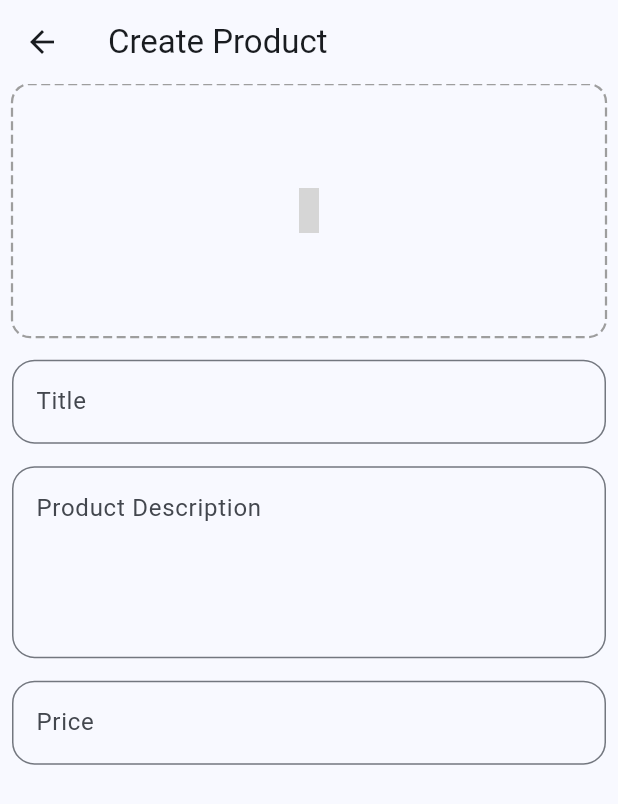
After one commit to MujahidAmin1/shopify, a Flutter app: the screen it shows once a user with an empty profile is signed in, after a tap on "Nav", on a phone screen of 412 x 824 dp. The commit adds this screen. Shown: the top 804 px of the screen. Run offline on Flutter 3.47's test engine with Material 3 defaults, Android fonts, the phone set to English and light mode, and no system bars; drawn by our look-alikes of dotted_border; our stand-ins replace cloud_firestore, firebase_auth, firebase_core, flutter_spinkit, google_sign_in, iconsax_flutter and 1 more; accounts and stored records are empty; grey boxes are pictures that could not be loaded.

Commit message:
product screen created

```diff
--- /dev/null
+++ b/lib/utils/navigate.dart
@@ -0,0 +1,22 @@
+import 'package:flutter/material.dart';
+
+extension NavExtension on BuildContext {
+   Future<T?> push<T>(Widget page) {
+    return Navigator.push<T>(
+      this,
+      MaterialPageRoute(builder: (_) => page),
+    );
+  }
+
+  void pop<T extends Object?>([T? result]) {
+    Navigator.pop(this, result);
+  }
+
+  Future<T?> pushReplacement<T, TO>(Widget page) {
+    return Navigator.pushReplacement<T, TO>(
+      this,
+      MaterialPageRoute(builder: (_) => page),
+    );
+  }
+
+}
--- /dev/null
+++ b/lib/views/screens/create_product.dart
@@ -0,0 +1,223 @@
+import 'dart:io';
+
+import 'package:dotted_border/dotted_border.dart';
+import 'package:flutter/material.dart';
+import 'package:iconsax_flutter/iconsax_flutter.dart';
+import 'package:image_picker/image_picker.dart';
+import '../widgets/imgBuildIconBtn.dart';
+
+class CreateProduct extends StatefulWidget {
+  const CreateProduct({super.key});
+
+  @override
+  State<CreateProduct> createState() => _CreateProductState();
+}
+
+class _CreateProductState extends State<CreateProduct> {
+  late TextEditingController titleController;
+  late TextEditingController descriptionController;
+  late TextEditingController priceController;
+  final List<File>? _selectedImages = [];
+  final ImagePicker picker = ImagePicker();
+
+  Future<void> pickImages(ImageSource source) async {
+    final List<XFile> selectedImages = await picker.pickMultiImage();
+
+    if (selectedImages.isNotEmpty) {
+      final remainingSlots = 4 - _selectedImages!.length;
+
+      final limitedNewImages = selectedImages.take(remainingSlots).toList();
+      final newFiles =
+          limitedNewImages.map((xfile) => File(xfile.path)).toList();
+
+      setState(() {
+        _selectedImages.addAll(newFiles);
+      });
+    }
+  }
+
+  void showImageSourceActionSheet(BuildContext context) {
+    showModalBottomSheet(
+      context: context,
+      shape: RoundedRectangleBorder(
+        borderRadius: BorderRadius.vertical(top: Radius.circular(16)),
+      ),
+      builder: (_) {
+        return Padding(
+          padding: const EdgeInsets.symmetric(vertical: 20),
+          child: Row(
+            mainAxisAlignment: MainAxisAlignment.spaceEvenly,
+            children: [
+              buildIconButton(
+                icon: Icons.camera_alt,
+                label: 'Camera',
+                onTap: () {
+                  Navigator.pop(context);
+                  pickImages(ImageSource.camera);
+                },
+              ),
+              buildIconButton(
+                icon: Icons.photo_library,
+                label: 'Gallery',
+                onTap: () {
+                  Navigator.pop(context);
+                  pickImages(ImageSource.gallery);
+                },
+              ),
+            ],
+          ),
+        );
+      },
+    );
+  }
+
+  @override
+  void initState() {
+    titleController = TextEditingController();
+    descriptionController = TextEditingController();
+    priceController = TextEditingController();
+    super.initState();
+  }
+
+  @override
+  Widget build(BuildContext context) {
+    var width = MediaQuery.of(context).size.width;
+    var height = MediaQuery.of(context).size.height;
+    return Scaffold(
+      appBar: AppBar(
+        title: Text("Create Product"),
+      ),
+      body: Padding(
+        padding: const EdgeInsets.symmetric(horizontal: 8),
+        child: Column(
+          spacing: 15,
+          children: [
+            _selectedImages!.isEmpty
+                ? Center(
+                    child: GestureDetector(
+                      onTap: () {
+                        showImageSourceActionSheet(context);
+                      },
+                      child: DottedBorder(
+                        color: Colors.grey, // border color
+                        strokeWidth: 1.5,
+                        dashPattern: [6, 3], // [dash length, space length]
+                        borderType: BorderType.RRect,
+                        radius: Radius.circular(12),
+                        child: Container(
+                            width: width,
+                            height: height * 0.2,
+                            alignment: Alignment.center,
+                            child: Center(
+                              child: Icon(
+                                Iconsax.document_upload,
+                                color: Colors.grey,
+                                size: 30,
+                              ),
+                            )),
+                      ),
+                    ),
+                  )
+                : Center(
+                    child: SingleChildScrollView(
+                      scrollDirection: Axis.horizontal,
+                      child: Row(
+                        spacing: 6,
+                        children: [
+                          ..._selectedImages.asMap().entries.map((entry) {
+                            var img = entry.value;
+                            int index = entry.key;
+                            return Stack(
+                              children: [
+                                Image.file(
+                                  img,
+                                  width: width,
+                                  height: 300,
+                                  fit: BoxFit.cover,
+                                  alignment: Alignment.center,
+                                  filterQuality: FilterQuality.high,
+                                ),
+                                Positioned(
+                                  top: 8,
+                                  right: 8,
+                                  child: GestureDetector(
+                                    onTap: () => setState(() {
+                                      _selectedImages.removeAt(index);
+                                    }),
+                                    child: Container(
+                                      decoration: BoxDecoration(
+                                        color: Colors.black54,
+                                        shape: BoxShape.circle,
+                                      ),
+                                      child: const Padding(
+                                        padding: EdgeInsets.all(4),
+                                        child: Icon(
+                                          Icons.close,
+                                          color: Colors.white,
+                                          size: 20,
+                                        ),
+                                      ),
+                                    ),
+                                  ),
+                                )
+                              ],
+                            );
+                          }),
+                        ],
+                      ),
+                    ),
+                  ),
+            TextField(
+              controller: titleController,
+              cursorColor: Color(0xff8E6CEF),
+              decoration: InputDecoration(
+                labelText: "Title",
+                focusColor: Color(0xff8E6CEF),
+                border: OutlineInputBorder(
+                  borderRadius: BorderRadius.circular(15),
+                ),
+                focusedBorder: OutlineInputBorder(
+                  borderRadius: BorderRadius.circular(15),
+                  borderSide: BorderSide(color: Color(0xff8E6CEF), width: 2),
+                ),
+              ),
+            ),
+            TextField(
+              controller: descriptionController,
+              cursorColor: Color(0xff8E6CEF),
+              maxLines: 4,
+              decoration: InputDecoration(
+                labelText: "Product Description",
+                alignLabelWithHint: true,
+                focusColor: Color(0xff8E6CEF),
+                border: OutlineInputBorder(
+                  borderRadius: BorderRadius.circular(15),
+                ),
+                focusedBorder: OutlineInputBorder(
+                  borderRadius: BorderRadius.circular(15),
+                  borderSide: BorderSide(color: Color(0xff8E6CEF), width: 2),
+                ),
+              ),
+            ),
+            TextField(
+              controller: priceController,
+              cursorColor: Color(0xff8E6CEF),
+              keyboardType: TextInputType.number,
+              decoration: InputDecoration(
+                labelText: "Price",
+                focusColor: Color(0xff8E6CEF),
+                border: OutlineInputBorder(
+                  borderRadius: BorderRadius.circular(15),
+                ),
+                focusedBorder: OutlineInputBorder(
+                  borderRadius: BorderRadius.circular(15),
+                  borderSide: BorderSide(color: Color(0xff8E6CEF), width: 2),
+                ),
+              ),
+            ),
+          ],
+        ),
+      ),
+    );
+  }
+}
--- a/lib/views/screens/home.dart
+++ b/lib/views/screens/home.dart
@@ -33,20 +33,24 @@ class _MyHomePageState extends State<MyHomePage> {
       bottomNavigationBar: NavigationBar(
         selectedIndex: btmNavBarProvider.selectedIndex,
         onDestinationSelected: btmNavBarProvider.changeIndex,
-        destinations: const [
+        destinations: [
           NavigationDestination(
+            selectedIcon: Icon(Iconsax.home_copy),
             icon: Icon(Iconsax.home),
             label: 'Home',
           ),
-          NavigationDestination(
+          const NavigationDestination(
+            selectedIcon: Icon(Iconsax.notification_copy),
             icon: Icon(Iconsax.notification),
             label: 'Notifications',
           ),
-          NavigationDestination(
+          const NavigationDestination(
+            selectedIcon: Icon(Iconsax.bookmark_copy),
             icon: Icon(Iconsax.bookmark),
             label: 'Orders',
           ),
-          NavigationDestination(
+          const NavigationDestination(
+            selectedIcon: Icon(Iconsax.profile_2user_copy),
             icon: Icon(Iconsax.profile_2user),
             label: 'Profile',
           ),
--- a/lib/views/screens/navbar_screens/firstscreen.dart
+++ b/lib/views/screens/navbar_screens/firstscreen.dart
@@ -1,5 +1,9 @@
 import 'package:flutter/material.dart';
-import 'package:flutter_spinkit/flutter_spinkit.dart';
+import 'package:iconsax_flutter/iconsax_flutter.dart';
+import 'package:shopify/models/product.dart';
+import 'package:shopify/utils/ktextStyle.dart';
+import 'package:shopify/utils/navigate.dart';
+import 'package:shopify/views/screens/create_product.dart';
 
 class Firstscreen extends StatefulWidget {
   const Firstscreen({super.key});
@@ -9,14 +13,57 @@ class Firstscreen extends StatefulWidget {
 }
 
 class _FirstscreenState extends State<Firstscreen> {
+  int _selectedIndex = 0;
   @override
   Widget build(BuildContext context) {
     return Scaffold(
       appBar: AppBar(
-        title: Text('Data'),
+        title: Text('Shopify'),
       ),
-      body: Center(
-        child: SpinKitSpinningLines(color: Colors.blue),
+      body: Padding(
+        padding: const EdgeInsets.symmetric(horizontal: 8),
+        child: Column(
+          crossAxisAlignment: CrossAxisAlignment.start,
+          spacing: 10,
+          children: [
+            TextField(
+              decoration: InputDecoration(
+                  prefixIcon: Icon(Iconsax.search_favorite),
+                  hintText: "search",
+                  border: OutlineInputBorder(
+                    borderRadius: BorderRadius.circular(25),
+                  )),
+            ),
+            Text("Categories", style: kTextStyle(size: 20, isBold: true)),
+            SingleChildScrollView(
+              scrollDirection: Axis.horizontal,
+              child: Row(
+                spacing: 8,
+                children: Category.values
+                    .map(
+                      (value) => ChoiceChip(
+                        showCheckmark: false,
+                        selectedColor: Color(0xff8E6CEF),
+                        label: Text("${value.name[0].toUpperCase()}${value.name.substring(1)}"),
+                        selected: _selectedIndex == value.index,
+                        onSelected: (bool selected) {
+                          setState(() {
+                            _selectedIndex =
+                                selected ? value.index : _selectedIndex;
+                          });
+                        },
+                      ),
+                    )
+                    .toList(),
+              ),
+            ),
+            const SizedBox(height: 10),
+            FilledButton(
+              onPressed: () => context.push(CreateProduct()),
+              child: Text("Nav"),
+            )
+          ],
+        ),
       ),
     );
   }
--- a/lib/views/screens/navbar_screens/profile.dart
+++ b/lib/views/screens/navbar_screens/profile.dart
@@ -11,12 +11,19 @@ class ProfileScreen extends StatelessWidget {
       appBar: AppBar(
         title: Text("Profile"),
       ),
-        body: Center(
-            child: FilledButton(
+      body: Column(
+        children: [
+          CircleAvatar(
+
+          ),
+          FilledButton(
             onPressed: () {
               context.read<Authprovider>().signOut(context);
             },
             child: Text("Signout"),
-        )));
+          ),
+        ],
+      ),
+    );
   }
 }
--- /dev/null
+++ b/lib/views/widgets/imgBuildIconBtn.dart
@@ -0,0 +1,23 @@
+import 'package:flutter/material.dart';
+
+Widget buildIconButton({
+  required IconData icon,
+  required String label,
+  required VoidCallback onTap,
+}) {
+  return GestureDetector(
+    onTap: onTap,
+    child: Column(
+      mainAxisSize: MainAxisSize.min,
+      children: [
+        CircleAvatar(
+          radius: 30,
+          backgroundColor: Colors.grey.shade200,
+          child: Icon(icon, size: 28, color: Colors.black87),
+        ),
+        SizedBox(height: 8),
+        Text(label),
+      ],
+    ),
+  );
+}
--- a/pubspec.yaml
+++ b/pubspec.yaml
@@ -30,6 +30,7 @@ environment:
 dependencies:
   cloud_firestore: ^5.6.7
   cupertino_icons: ^1.0.8
+  dotted_border: ^2.1.0
   firebase_auth: ^5.5.3
   firebase_core: ^3.13.0
   flutter:
@@ -37,6 +38,7 @@ dependencies:
   flutter_spinkit: ^5.2.1
   google_sign_in: ^6.3.0
   iconsax_flutter: ^1.0.0
+  image_picker: ^1.1.2
   provider: ^6.1.5
   uuid: ^4.5.1
 
```
Also changed, not shown: lib/models/product.dart (+11 -2 lines), pubspec.lock, 7 other files. Lines whose indentation alone changed are shown as unchanged.
